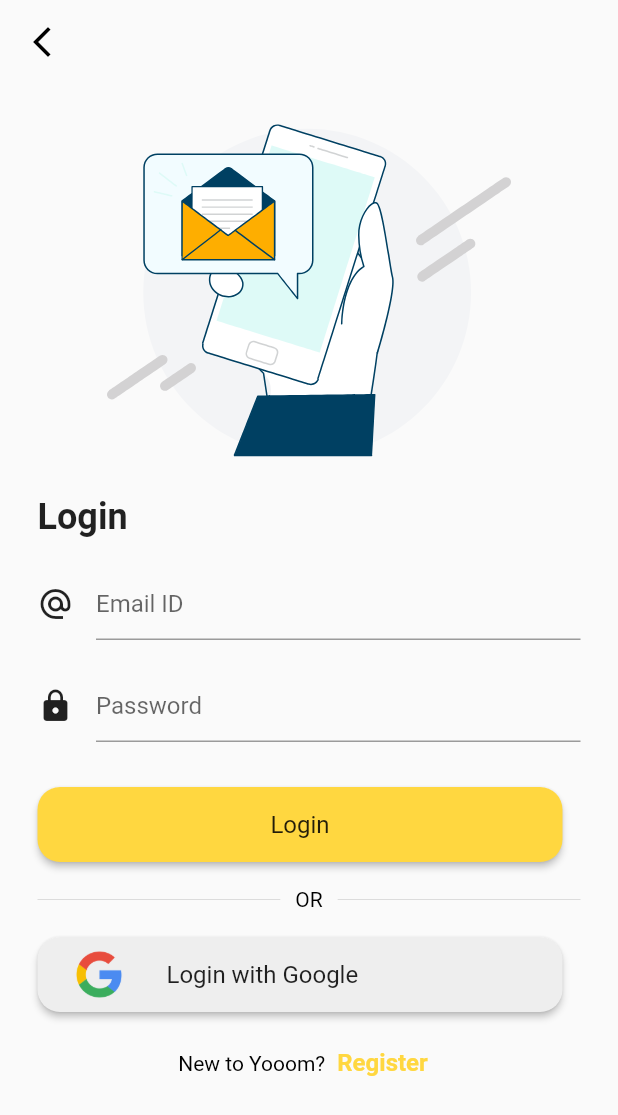
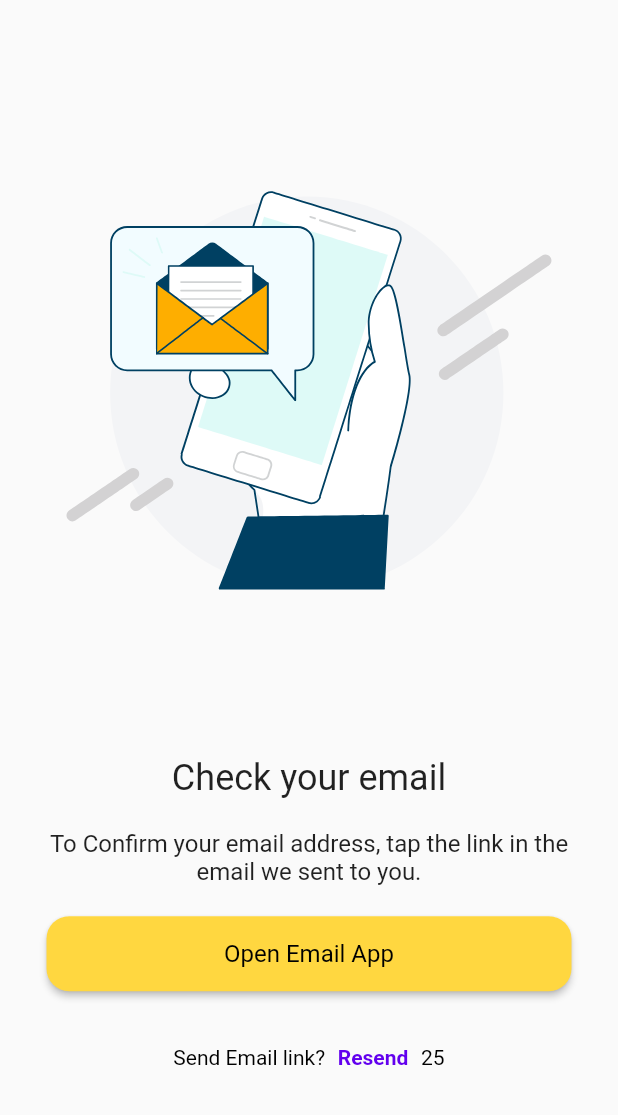
Before and after one commit to dixitdash/video_app, a Flutter app: the LoginScreen screen opened directly, after a tap on "Login", on a phone screen of 412 x 824 dp. Shown: the top 1115 px of the screen. Run offline on Flutter 3.47's test engine with Material 2 defaults, Android fonts, the phone set to English and light mode, and no system bars; our stand-ins replace cloud_firestore, connectivity_plus, firebase_auth, firebase_core, flutter_native_splash, google_fonts and 3 more; accounts and stored records are empty.

Commit message:
email verification design

```diff
--- a/lib/infraStructure/common/utils/constants.dart
+++ b/lib/infraStructure/common/utils/constants.dart
@@ -13,5 +13,9 @@ class Constants {
   static const String signOut = 'Sign Out';
   static const String noInternetWarning = 'You are not connected to the internet. Make sure WI-FI is on. Airplane Mode is off and try again';
   static const String noInternetConnection = 'No Internet Connection';
+  static const String checkYourEmail = 'Check your email';
+  static const String checkYourEmail_2 =  'To Confirm your email address, tap the link in the email we sent to you.';
+  static const String sendEmail = 'Open Email App';
+  static const String sendEmailLink = 'Send Email link?';
 
 }
--- a/lib/infraStructure/common/utils/images.dart
+++ b/lib/infraStructure/common/utils/images.dart
@@ -8,6 +8,6 @@ class Images {
   static const String imSplash = "$_imagesDir/splash.png";
 
   // LOTTIE JASON
-  static const String lottieLoginCheckEmail = "$_lottieFileDir/login_check-email.json";
+  static const String lottieCheckEmail = "$_lottieFileDir/check-email.json";
   static const String lottieSignupLottie = "$_lottieFileDir/signup_lottie.json";
 }
--- /dev/null
+++ b/lib/ui/email_verification/email_verification_screen.dart
@@ -0,0 +1,110 @@
+import 'dart:async';
+
+import 'package:flutter/material.dart';
+import 'package:lottie/lottie.dart';
+import 'package:video_call_app/infrastructure/common/utils/constants.dart';
+
+import '../../infraStructure/theme/app_theme.dart';
+import '../../infrastructure/common/utils/images.dart';
+
+class EmailVerificationScreen extends StatefulWidget {
+  const EmailVerificationScreen({Key? key}) : super(key: key);
+
+  @override
+  State<EmailVerificationScreen> createState() => _EmailVerificationScreenState();
+}
+
+class _EmailVerificationScreenState extends State<EmailVerificationScreen> {
+  Timer? _timer;
+  int _start = 25;
+
+  void startTimer() {
+    const oneSec = Duration(seconds: 1);
+    _timer = Timer.periodic(
+      oneSec,
+      (Timer timer) {
+        if (_start == 0) {
+          timer.cancel();
+          setState(() {});
+        } else {
+          _start--;
+          setState(() {});
+        }
+      },
+    );
+  }
+
+  @override
+  void dispose() {
+    _timer!.cancel();
+    setState(() {});
+    super.dispose();
+  }
+
+  @override
+  Widget build(BuildContext context) {
+    return Scaffold(
+      body: Padding(
+        padding: const EdgeInsets.symmetric(horizontal: 15.0),
+        child: Column(
+          crossAxisAlignment: CrossAxisAlignment.center,
+          mainAxisAlignment: MainAxisAlignment.center,
+          children: [
+            Lottie.asset(
+              Images.lottieCheckEmail,
+              height: MediaQuery.of(context).size.height / 2.5,
+            ),
+            Padding(
+              padding: const EdgeInsets.only(
+                top: 80.0,
+                bottom: 20.0,
+              ),
+              child: Text(
+                style: Theme.of(context).textTheme.headlineSmall,
+                Constants.checkYourEmail,
+              ),
+            ),
+            Text(
+              style: Theme.of(context).textTheme.titleMedium,
+              textAlign: TextAlign.center,
+              Constants.checkYourEmail_2,
+            ),
+            Padding(
+              padding: const EdgeInsets.only(
+                top: 20.0,
+                bottom: 20,
+              ),
+              child: ElevatedButton(
+                onPressed: () {},
+                child: Text(
+                  Constants.sendEmail,
+                  style: Theme.of(context).textTheme.titleMedium?.copyWith(
+                        color: AppTheme.darkPrimaryColor,
+                      ),
+                ),
+              ),
+            ),
+            Row(
+              mainAxisAlignment: MainAxisAlignment.center,
+              children: [
+                const Text(
+                  Constants.sendEmailLink,
+                ),
+                TextButton(
+                  onPressed: () {
+                    startTimer();
+
+                  },
+                  child: const Text(
+                    'Resend',
+                  ),
+                ),
+                Text("$_start"),
+              ],
+            )
+          ],
+        ),
+      ),
+    );
+  }
+}
--- a/lib/ui/login/login_screen.dart
+++ b/lib/ui/login/login_screen.dart
@@ -6,6 +6,7 @@ import 'package:flutter/material.dart';
 import 'package:google_sign_in/google_sign_in.dart';
 import 'package:lottie/lottie.dart';
 import 'package:video_call_app/infrastructure/common/utils/constants.dart';
+import 'package:video_call_app/ui/email_verification/email_verification_screen.dart';
 import '../../infraStructure/theme/app_theme.dart';
 import '../../infrastructure/common/utils/images.dart';
 import '../../infrastructure/model/user_model.dart';
@@ -42,7 +43,7 @@ class _LoginScreenState extends State<LoginScreen> {
           crossAxisAlignment: CrossAxisAlignment.stretch,
           children: [
             Lottie.asset(
-              Images.lottieLoginCheckEmail,
+              Images.lottieSignupLottie,
               height: MediaQuery.of(context).size.height / 3,
             ),
             Padding(
@@ -98,7 +99,14 @@ class _LoginScreenState extends State<LoginScreen> {
                     height: 30,
                   ),
                   ElevatedButton(
-                    onPressed: () {},
+                    onPressed: () {
+                      Navigator.push(
+                        context,
+                        MaterialPageRoute(
+                          builder: (context) => const EmailVerificationScreen(),
+                        ),
+                      );
+                    },
                     child: Text(
                       Constants.login,
                       style: Theme.of(context).textTheme.titleMedium,
```
Also changed, not shown: lib/ui/profile/profile_screen.dart (+24 -1 lines), lib/ui/signup/signup_screen.dart (+12 -5 lines), assets/lottie_files/check-email.json (renamed from assets/lottie_files/login_check-email.json).
